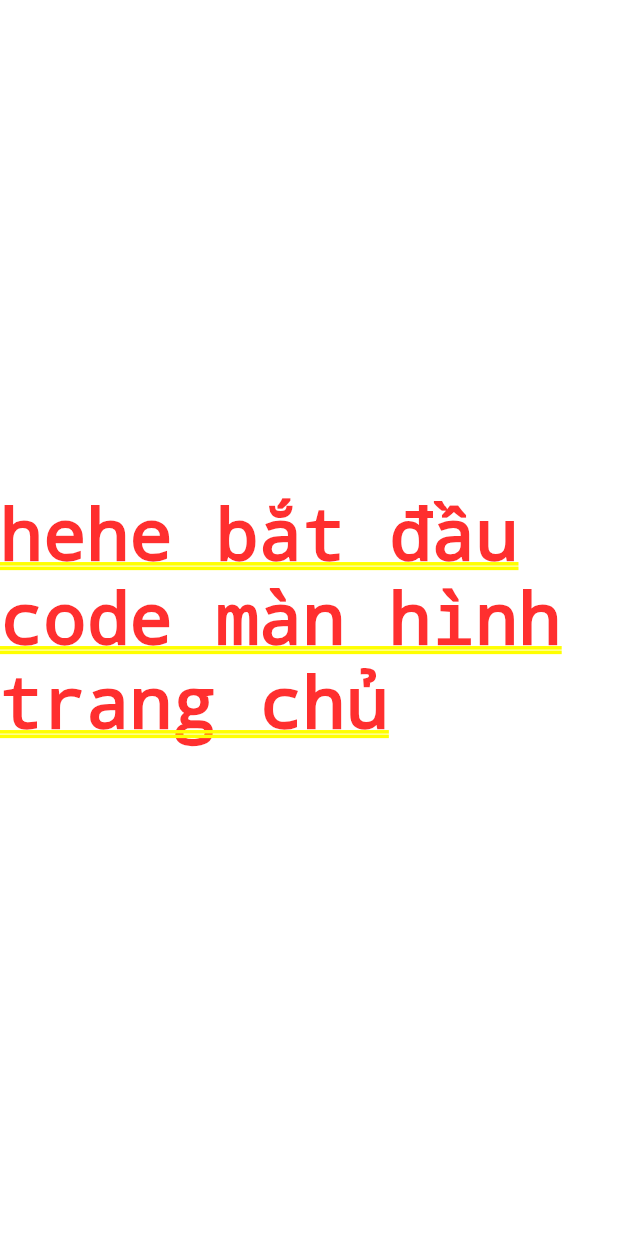
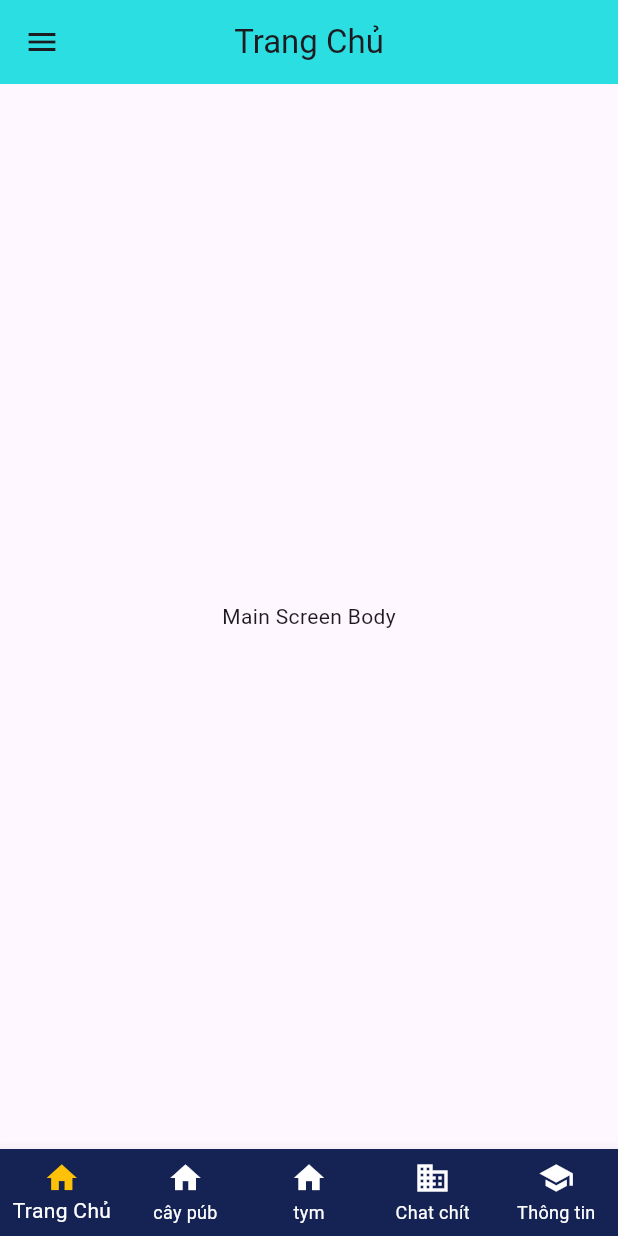
Before and after one commit to rudeusMSK/TeamFlutter_Demo2024, a Flutter app: the screen it shows after launch, on a phone screen of 412 x 824 dp. Run offline on Flutter 3.47's test engine with Material 3 defaults, Android fonts, the phone set to English and light mode, and no system bars.

Commit message:
Sreen layout division (phân chia bố cục màn hình)

```diff
--- a/lib/View/main_screen.dart
+++ b/lib/View/main_screen.dart
@@ -1,13 +1,23 @@
 import 'package:flutter/material.dart';
+import 'package:mainpage_detailuser_v1/components/app_bar.dart';
 
 class Main_screen extends StatefulWidget {
-  const Main_screen({super.key, required String title});
+  const Main_screen({super.key, required this.title});
+  final String title;
 
   @override
-  State<StatefulWidget> createState() => _Main_screen();
+  State<Main_screen> createState() => _Main_screenState();
 }
 
-class _Main_screen extends State<Main_screen> {
+class _Main_screenState extends State<Main_screen> {
+
+   int _selectedIndex = 0;
+  void _onItemTapped(int index) {
+    setState(() {
+      _selectedIndex = index;
+    });
+  }
+
   @override
   void initState() {
     super.initState();
@@ -15,14 +25,90 @@ class _Main_screen extends State<Main_screen> {
 
   @override
   Widget build(BuildContext context) {
-    return body();
+    return Scaffold(
+      appBar: const CustomAppBar(),
+      body: body(),
+            bottomNavigationBar: BottomNavigationBar(
+        items: const <BottomNavigationBarItem>[
+          BottomNavigationBarItem(
+            icon: Icon(Icons.home),
+            label: 'Trang Chủ',
+          ),
+          BottomNavigationBarItem(
+            icon: Icon(Icons.home),
+            label: 'cây púb',
+          ),
+          BottomNavigationBarItem(
+            icon: Icon(Icons.home),
+            label: 'tym',
+          ),
+          BottomNavigationBarItem(
+            icon: Icon(Icons.business),
+            label: 'Chat chít',
+          ),
+          BottomNavigationBarItem(
+            icon: Icon(Icons.school),
+            label: 'Thông tin',
+          ),
+        ],
+
+backgroundColor: const Color(0xFF152354),
+        selectedItemColor: Colors.white,
+        unselectedItemColor:
+            Colors.white,
+        selectedIconTheme: const IconThemeData(
+          color: Colors.amber,
+        ),
+        unselectedIconTheme: const IconThemeData(
+          color: Colors.white,
+        ),
+        type: BottomNavigationBarType.fixed,
+        currentIndex: _selectedIndex,
+        onTap: _onItemTapped,
+      ),
+      drawer: myDrawer(),
+    );
   }
 
   Widget body() {
     return const SafeArea(
-      child:Center(
-        child: Text ('hehe bắt đầu code màn hình trang chủ')
+      child: Center(
+        child: Text("Main Screen Body"),
+      ),
+    );
+  }
+
+
+Drawer myDrawer() {
+  return Drawer(
+    child: ListView(
+      padding: EdgeInsets.zero,
+      children: [
+        DrawerHeader(
+          decoration: const BoxDecoration(
+            color: Color.fromARGB(255, 0, 136, 255),
+          ),
+          child: Expanded(
+            child: Row(
+              children: [
+                const Icon(Icons.add),
+                ListTile(
+                  title: const Text('Đoạn Chat'),
+                  selected: _selectedIndex == 0,
+                  onTap: () {
+                    _onItemTapped(0);
+                    Navigator.pop(context);
+                  },
+                ),
+                const Spacer(),
+              ],
+            ),
+          ),
         ),
-    ) ;
-  }
+      ],
+    ),
+  );
 }
+
+void onClickButton() {}
+}
--- /dev/null
+++ b/lib/components/app_bar.dart
@@ -0,0 +1,17 @@
+import 'package:flutter/material.dart';
+
+class CustomAppBar extends StatelessWidget implements PreferredSizeWidget {
+  const CustomAppBar({super.key});
+
+  @override
+  Widget build(BuildContext context) {
+    return AppBar(
+      title: const Text('Trang Chủ'),
+      centerTitle: true,
+      backgroundColor: Color.fromARGB(255, 42, 222, 225),
+    );
+  }
+
+  @override
+  Size get preferredSize => const Size.fromHeight(kToolbarHeight);
+}
--- a/lib/main.dart
+++ b/lib/main.dart
@@ -1,5 +1,5 @@
 import 'package:flutter/material.dart';
-import 'package:mainpage_detailuser_v1/View/main_screen.dart';
+import 'package:mainpage_detailuser_v1/View/Main_screen.dart';
 
 void main() {
   runApp(const MyApp());
@@ -8,7 +8,6 @@ void main() {
 class MyApp extends StatelessWidget {
   const MyApp({super.key});
 
-  // This widget is the root of your application.
   @override
   Widget build(BuildContext context) {
     return MaterialApp(
@@ -17,7 +16,7 @@ class MyApp extends StatelessWidget {
         colorScheme: ColorScheme.fromSeed(seedColor: Colors.deepPurple),
         useMaterial3: true,
       ),
-      home: const Main_screen(title: 'Flutter Demo Home Page'),
+      home: const Main_screen(title: 'Trang Chủ'),
     );
   }
 }
```
